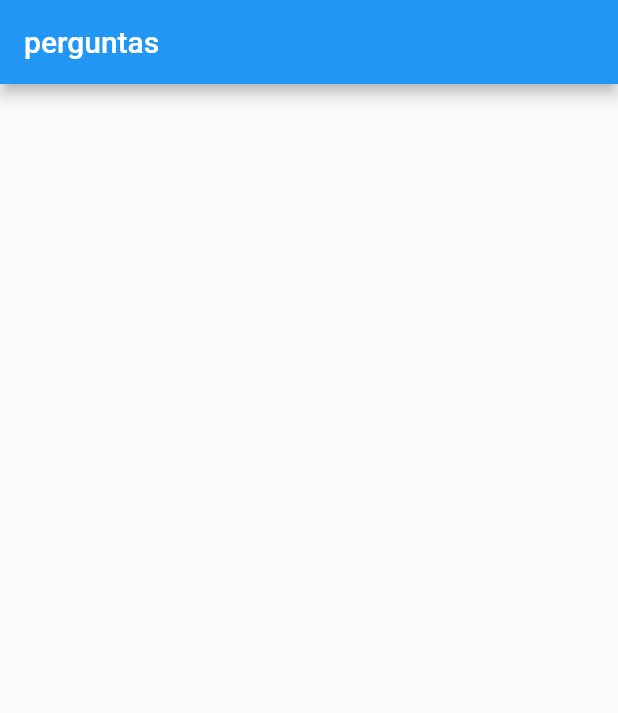
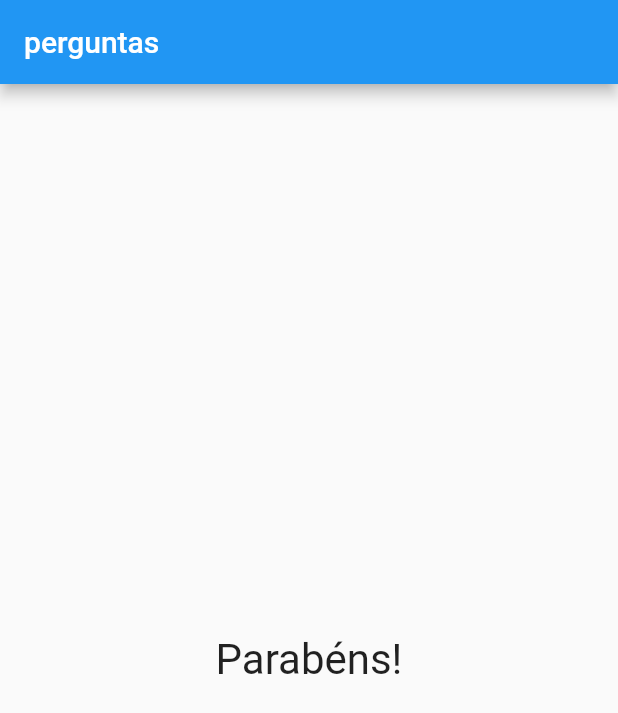
Before and after one commit to ElvesAguiar/flutterLesson, a Flutter app: the screen it shows after launch, after a tap on "Preto", after a tap on "Elefante", after a tap on "Leo", on a phone screen of 412 x 824 dp. Shown: the top 713 px of the screen. Run offline on Flutter 3.47's test engine with Material 2 defaults, Android fonts, the phone set to English and light mode, and no system bars.

Commit message:
feat: widget resultado

```diff
--- a/lib/main.dart
+++ b/lib/main.dart
@@ -1,5 +1,6 @@
 import 'package:flutter/material.dart';
 import 'package:projeto_perguntas/resposta.dart';
+import 'package:projeto_perguntas/resultado.dart';
 import './questao.dart';
 
 main() => runApp(PerguntaApp());
@@ -51,7 +52,8 @@ class _PerguntaAppState extends State<PerguntaApp> {
                         _perguntas[_perguntaSelecionada]['texto'].toString()),
                     ...respostas.map((t) => Resposta(t, _responder)).toList()
                   ])
-                : null));
+                : Resultado()
+                ));
   }
 }
 
--- /dev/null
+++ b/lib/resultado.dart
@@ -0,0 +1,16 @@
+
+import 'package:flutter/material.dart';
+
+class Resultado extends StatelessWidget {
+
+  @override
+  Widget build(BuildContext context) {
+   return Center(
+                    child: Text(
+                      'Parabéns!',
+                      style: TextStyle(fontSize: 28),
+                    ),
+                  );
+
+  }
+}
```
